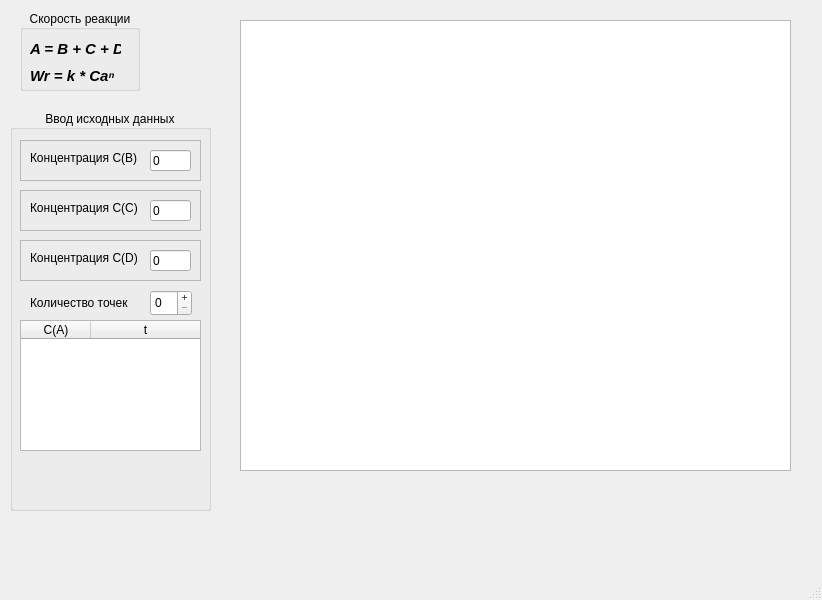
This is mainwindow.ui in 3ANov/QtKineticsModeling as Qt 5 draws it before an edit. The edited form follows.
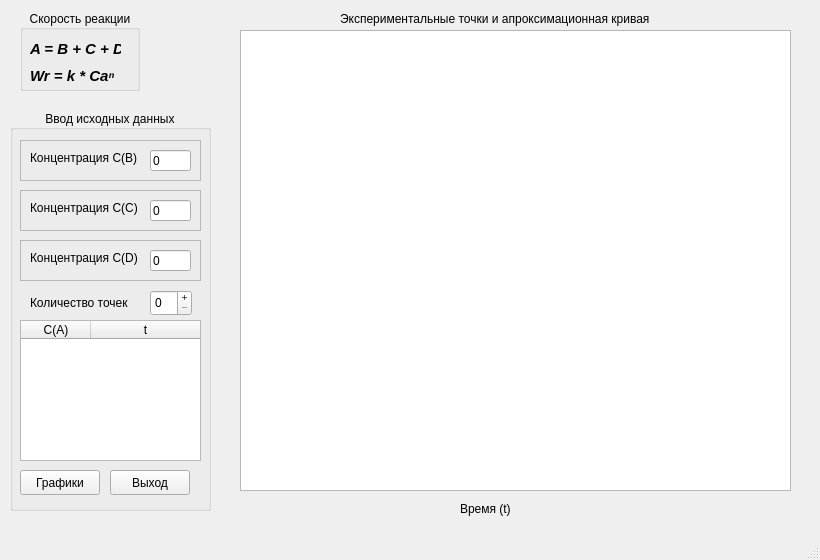
This is the edited form.

Patch:
```diff
--- a/mainwindow.ui
+++ b/mainwindow.ui
@@ -6,8 +6,8 @@
    <rect>
     <x>0</x>
     <y>0</y>
-    <width>822</width>
-    <height>600</height>
+    <width>820</width>
+    <height>560</height>
    </rect>
   </property>
   <property name="windowTitle">
@@ -101,7 +101,7 @@
        <x>10</x>
        <y>210</y>
        <width>181</width>
-       <height>131</height>
+       <height>141</height>
       </rect>
      </property>
      <property name="sizePolicy">
@@ -110,6 +110,12 @@
        <verstretch>0</verstretch>
       </sizepolicy>
      </property>
+     <property name="cornerButtonEnabled">
+      <bool>true</bool>
+     </property>
+     <property name="rowCount">
+      <number>0</number>
+     </property>
      <attribute name="horizontalHeaderCascadingSectionResizes">
       <bool>true</bool>
      </attribute>
@@ -306,6 +312,34 @@
       <string>Количество точек</string>
      </property>
     </widget>
+    <widget class="QPushButton" name="graphicsPushButton">
+     <property name="geometry">
+      <rect>
+       <x>10</x>
+       <y>360</y>
+       <width>80</width>
+       <height>25</height>
+      </rect>
+     </property>
+     <property name="text">
+      <string>Графики</string>
+     </property>
+    </widget>
+    <widget class="QPushButton" name="exitPushButton">
+     <property name="geometry">
+      <rect>
+       <x>100</x>
+       <y>360</y>
+       <width>80</width>
+       <height>25</height>
+      </rect>
+     </property>
+     <property name="text">
+      <string>Выход</string>
+     </property>
+    </widget>
+    <zorder>frame_3</zorder>
+    <zorder>frame_2</zorder>
     <zorder>frame</zorder>
     <zorder>tableWidget</zorder>
     <zorder>conBLineEdit</zorder>
@@ -320,12 +354,38 @@
     <property name="geometry">
      <rect>
       <x>240</x>
-      <y>20</y>
+      <y>30</y>
       <width>551</width>
-      <height>451</height>
+      <height>461</height>
      </rect>
     </property>
    </widget>
+   <widget class="QLabel" name="label_5">
+    <property name="geometry">
+     <rect>
+      <x>340</x>
+      <y>10</y>
+      <width>341</width>
+      <height>17</height>
+     </rect>
+    </property>
+    <property name="text">
+     <string>Экспериментальные точки и апроксимационная кривая</string>
+    </property>
+   </widget>
+   <widget class="QLabel" name="label_6">
+    <property name="geometry">
+     <rect>
+      <x>460</x>
+      <y>500</y>
+      <width>54</width>
+      <height>17</height>
+     </rect>
+    </property>
+    <property name="text">
+     <string>Время (t)</string>
+    </property>
+   </widget>
   </widget>
   <widget class="QMenuBar" name="menubar">
    <property name="geometry">
```
Left out of the diff: 24 changed lines with no effect on the pictures.
